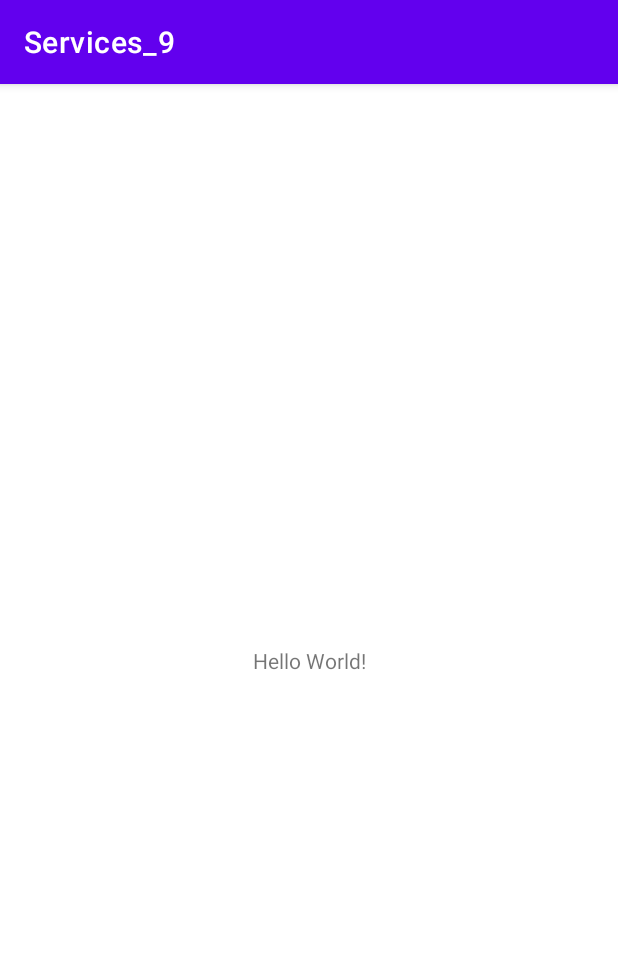
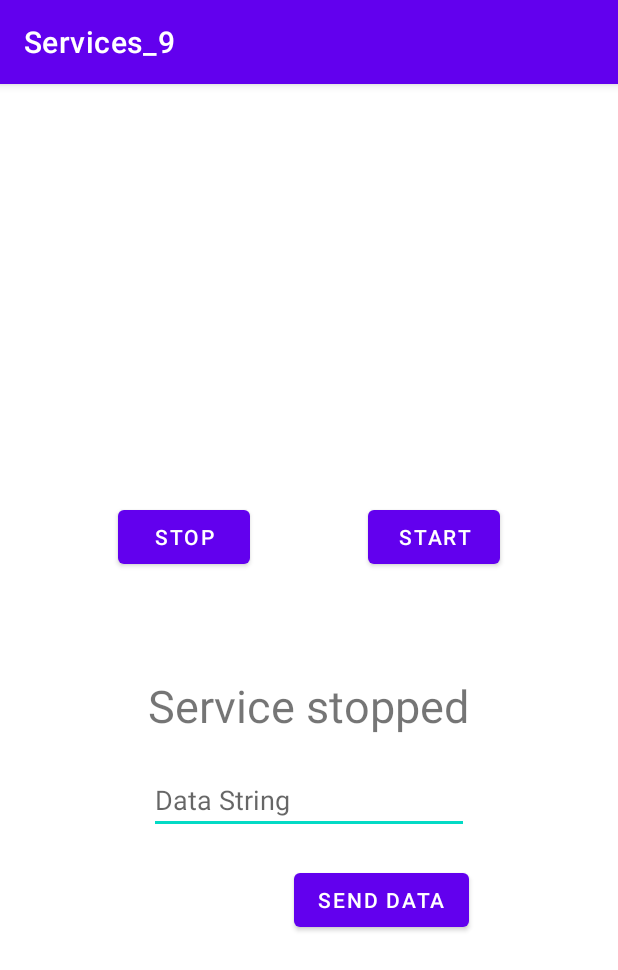
Before and after one commit to Camarederic/Services_9, an Android app: the screen it shows after launch (MainActivity), on a phone screen of 412 x 824 dp. Shown: the top 970 px of the screen. Run offline under Robolectric (Android 15) with nearby library versions, the phone set to English and light mode, and no system bars.

Commit message:
Create Intent Service

```diff
--- a/app/src/main/res/layout/activity_main.xml
+++ b/app/src/main/res/layout/activity_main.xml
@@ -6,13 +6,59 @@
     android:layout_height="match_parent"
     tools:context=".MainActivity">
 
-    <TextView
+    <Button
+        android:id="@+id/buttonStop"
         android:layout_width="wrap_content"
         android:layout_height="wrap_content"
-        android:text="Hello World!"
-        app:layout_constraintBottom_toBottomOf="parent"
+        android:layout_marginTop="278dp"
+        android:text="Stop"
+        app:layout_constraintEnd_toStartOf="@+id/buttonStart"
+        app:layout_constraintHorizontal_bias="0.5"
+        app:layout_constraintStart_toStartOf="parent"
+        app:layout_constraintTop_toTopOf="parent" />
+
+    <Button
+        android:id="@+id/buttonStart"
+        android:layout_width="wrap_content"
+        android:layout_height="wrap_content"
+        android:layout_marginTop="278dp"
+        android:text="Start"
+        app:layout_constraintEnd_toEndOf="parent"
+        app:layout_constraintHorizontal_bias="0.5"
+        app:layout_constraintStart_toEndOf="@+id/buttonStop"
+        app:layout_constraintTop_toTopOf="parent" />
+
+    <TextView
+        android:id="@+id/textViewServiceInfo"
+        android:layout_width="wrap_content"
+        android:layout_height="wrap_content"
+        android:layout_marginTop="68dp"
+        android:text="Service stopped"
+        android:textSize="30sp"
+        app:layout_constraintHorizontal_bias="0.497"
         app:layout_constraintLeft_toLeftOf="parent"
         app:layout_constraintRight_toRightOf="parent"
-        app:layout_constraintTop_toTopOf="parent" />
+        app:layout_constraintTop_toBottomOf="@+id/buttonStop" />
+
+    <EditText
+        android:id="@+id/editTextTextPersonName"
+        android:layout_width="wrap_content"
+        android:layout_height="wrap_content"
+        android:layout_marginTop="20dp"
+        android:ems="10"
+        android:hint="Data String"
+        android:inputType="textPersonName"
+        app:layout_constraintEnd_toEndOf="parent"
+        app:layout_constraintStart_toStartOf="parent"
+        app:layout_constraintTop_toBottomOf="@+id/textViewServiceInfo" />
+
+    <Button
+        android:id="@+id/buttonSendData"
+        android:layout_width="wrap_content"
+        android:layout_height="wrap_content"
+        android:layout_marginTop="20dp"
+        android:text="Send Data"
+        app:layout_constraintEnd_toEndOf="@+id/editTextTextPersonName"
+        app:layout_constraintTop_toBottomOf="@+id/editTextTextPersonName" />
 
 </androidx.constraintlayout.widget.ConstraintLayout>
```
Also changed, not shown: app/build.gradle (+4 -3 lines), app/src/main/java/com/example/services_9/MyIntentService.kt (added, +36 -0 lines).
